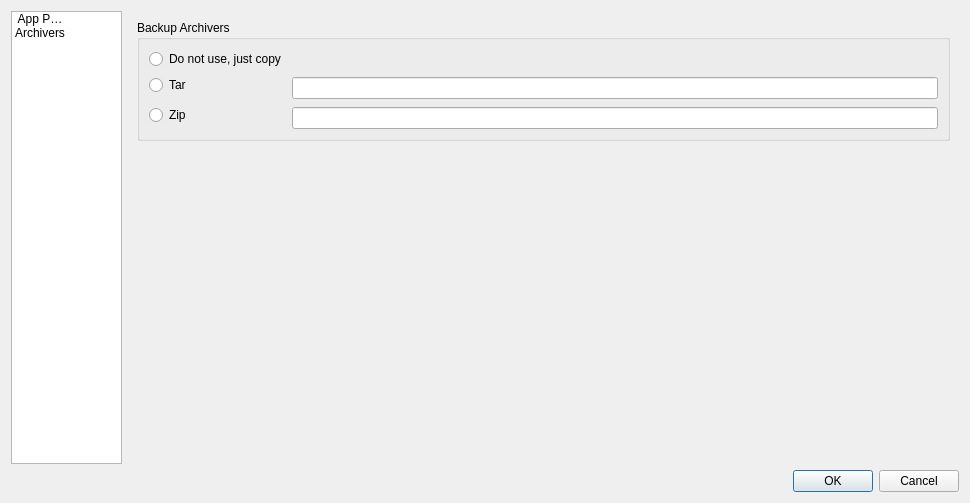
Qt form configdialog.ui (darthtenebrus/linion) before a commit.
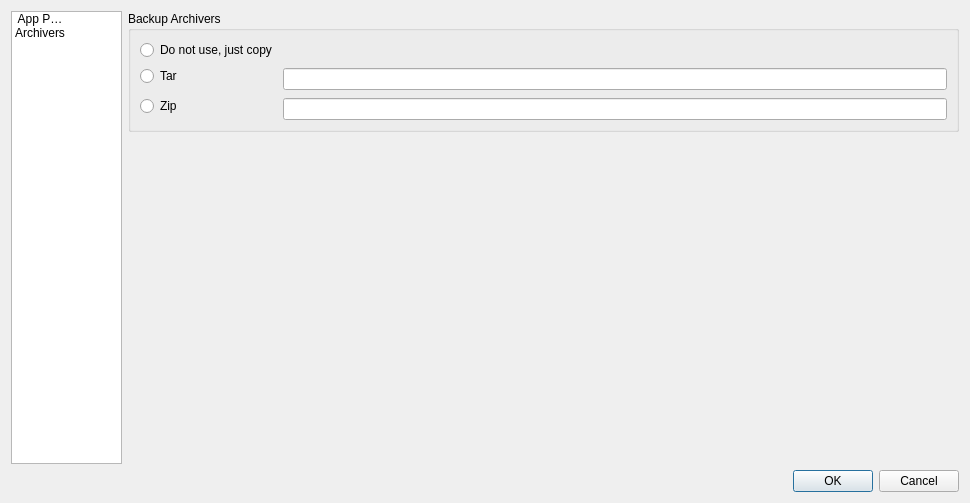
The same form after that commit. The open tabs and pages were chosen to show the change. Icons and pictures are not drawn.

```diff
--- a/configdialog.ui
+++ b/configdialog.ui
@@ -21,8 +21,20 @@
     <normaloff>:/images/linion.png</normaloff>:/images/linion.png</iconset>
   </property>
   <layout class="QVBoxLayout" name="verticalLayout">
+   <property name="spacing">
+    <number>6</number>
+   </property>
    <item>
     <layout class="QHBoxLayout" name="horizontalLayout">
+     <property name="spacing">
+      <number>6</number>
+     </property>
+     <property name="leftMargin">
+      <number>0</number>
+     </property>
+     <property name="topMargin">
+      <number>0</number>
+     </property>
      <item>
       <widget class="QListWidget" name="listWidget">
        <property name="sizePolicy">
@@ -195,8 +207,20 @@
         </layout>
        </widget>
        <widget class="QWidget" name="archPage">
-        <layout class="QGridLayout" name="gridLayout_3">
-         <item row="0" column="0">
+        <layout class="QVBoxLayout" name="verticalLayout_3">
+         <property name="leftMargin">
+          <number>0</number>
+         </property>
+         <property name="topMargin">
+          <number>0</number>
+         </property>
+         <property name="rightMargin">
+          <number>0</number>
+         </property>
+         <property name="bottomMargin">
+          <number>0</number>
+         </property>
+         <item>
           <widget class="QGroupBox" name="groupBox">
            <property name="title">
             <string>Backup Archivers</string>
@@ -235,15 +259,15 @@
            </layout>
           </widget>
          </item>
-         <item row="1" column="0">
+         <item>
           <spacer name="verticalSpacer_2">
            <property name="orientation">
             <enum>Qt::Vertical</enum>
            </property>
            <property name="sizeHint" stdset="0">
             <size>
-             <width>20</width>
-             <height>281</height>
+             <width>17</width>
+             <height>293</height>
             </size>
            </property>
           </spacer>
```
Left out of the diff: 24 changed lines with no effect on the pictures.
